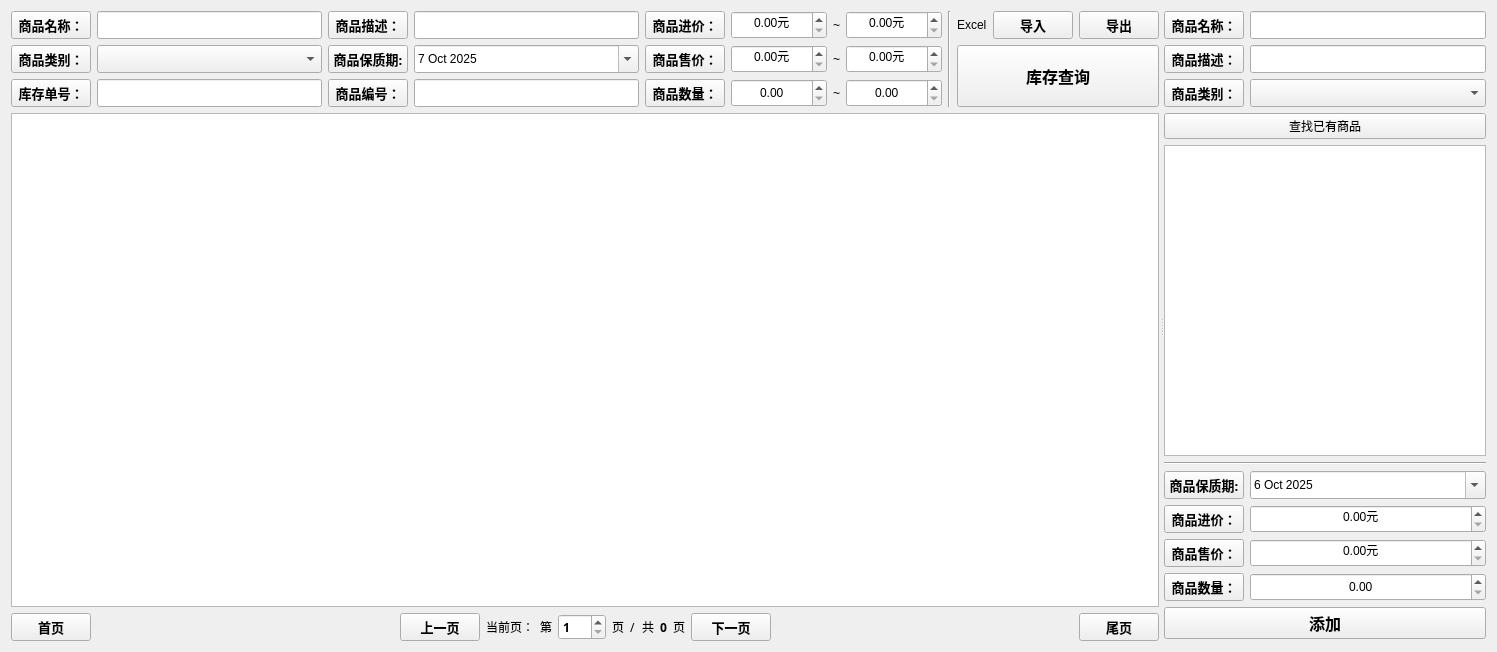
The window that view/manager/widgetinventorymanager.ui (ylxcvvan/Supermarket-Commodity-Management-System) describes before a commit, drawn with Qt 5.
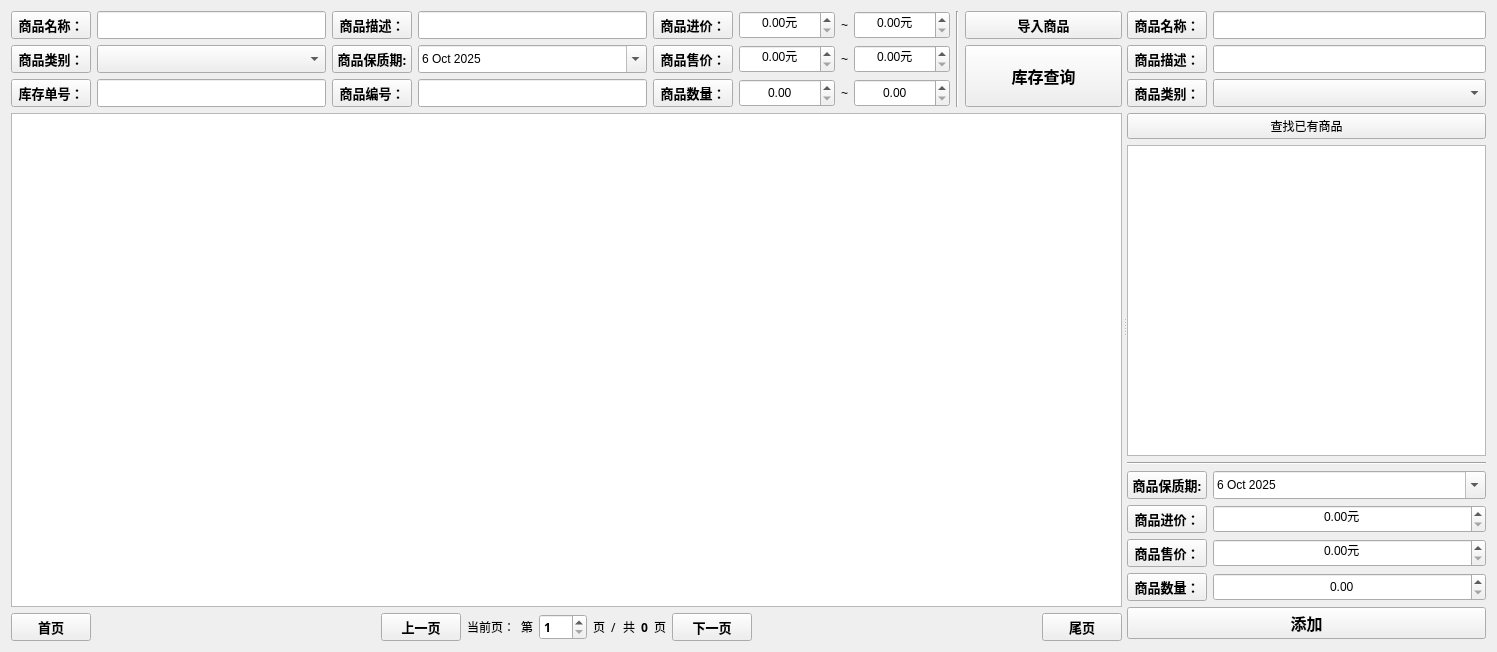
The same window after the commit. Custom widgets are drawn as their Qt base class.

What changed in the file:
```diff
--- a/view/manager/widgetinventorymanager.ui
+++ b/view/manager/widgetinventorymanager.ui
@@ -228,12 +228,12 @@
                </property>
                <property name="dateTime">
                 <datetime>
-                 <hour>0</hour>
+                 <hour>16</hour>
                  <minute>0</minute>
                  <second>0</second>
                  <year>2025</year>
                  <month>10</month>
-                 <day>7</day>
+                 <day>6</day>
                 </datetime>
                </property>
                <property name="calendarPopup">
@@ -507,13 +507,6 @@
           <layout class="QVBoxLayout" name="verticalLayout_2" stretch="0,1">
            <item>
             <layout class="QHBoxLayout" name="horizontalLayout_11">
-             <item>
-              <widget class="QLabel" name="label_10">
-               <property name="text">
-                <string>Excel</string>
-               </property>
-              </widget>
-             </item>
              <item>
               <widget class="QtMaterialRaisedButton" name="pushButtonInPutExcel">
                <property name="font">
@@ -524,27 +517,13 @@
                 </font>
                </property>
                <property name="text">
-                <string>导入</string>
+                <string>导入商品</string>
                </property>
                <property name="checkable">
                 <bool>true</bool>
                </property>
               </widget>
              </item>
-             <item>
-              <widget class="QtMaterialRaisedButton" name="pushButtonOutPutExcel">
-               <property name="font">
-                <font>
-                 <family>微软雅黑</family>
-                 <pointsize>10</pointsize>
-                 <bold>true</bold>
-                </font>
-               </property>
-               <property name="text">
-                <string>导出</string>
-               </property>
-              </widget>
-             </item>
             </layout>
            </item>
            <item>
@@ -960,7 +939,7 @@
              </property>
              <property name="dateTime">
               <datetime>
-               <hour>16</hour>
+               <hour>8</hour>
                <minute>0</minute>
                <second>0</second>
                <year>2025</year>
```
